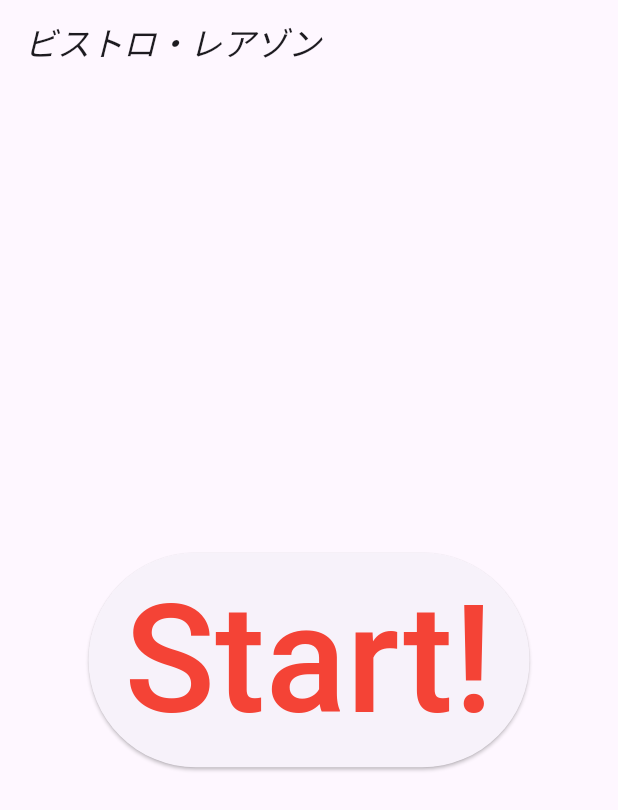
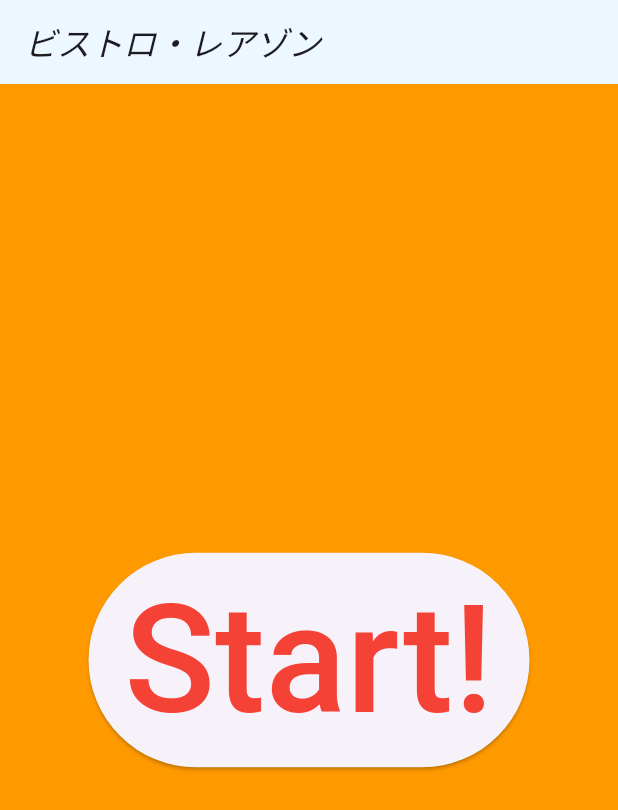
Before and after one commit to Shu-Nkosen/reazonCooking, a Flutter app: the screen it shows after launch, on a phone screen of 412 x 824 dp. Shown: the top 810 px of the screen. Run offline on Flutter 3.47's test engine with Material 3 defaults, Android fonts, the phone set to English and light mode, and no system bars; our stand-ins replace sensors_plus.

Commit message:
appbarの字体、色変更

```diff
--- a/cooking_reazon/lib/main.dart
+++ b/cooking_reazon/lib/main.dart
@@ -29,7 +29,8 @@ class _MyHomePageState extends State<MyHomePage> {
   @override
   Widget build(BuildContext context) {
     return Scaffold(
-      appBar: AppBar(title: Text("ビストロ・レアゾン",style:TextStyle(fontStyle:FontStyle.italic))),
+      backgroundColor: const Color.fromARGB(255, 255, 153, 0),
+      appBar: AppBar(title: Text("ビストロ・レアゾン",style:TextStyle(fontStyle:FontStyle.italic)),backgroundColor:Color.fromARGB(255, 237, 247, 255)),
       body: Center(
         child: ElevatedButton(
           onPressed: () {
```
